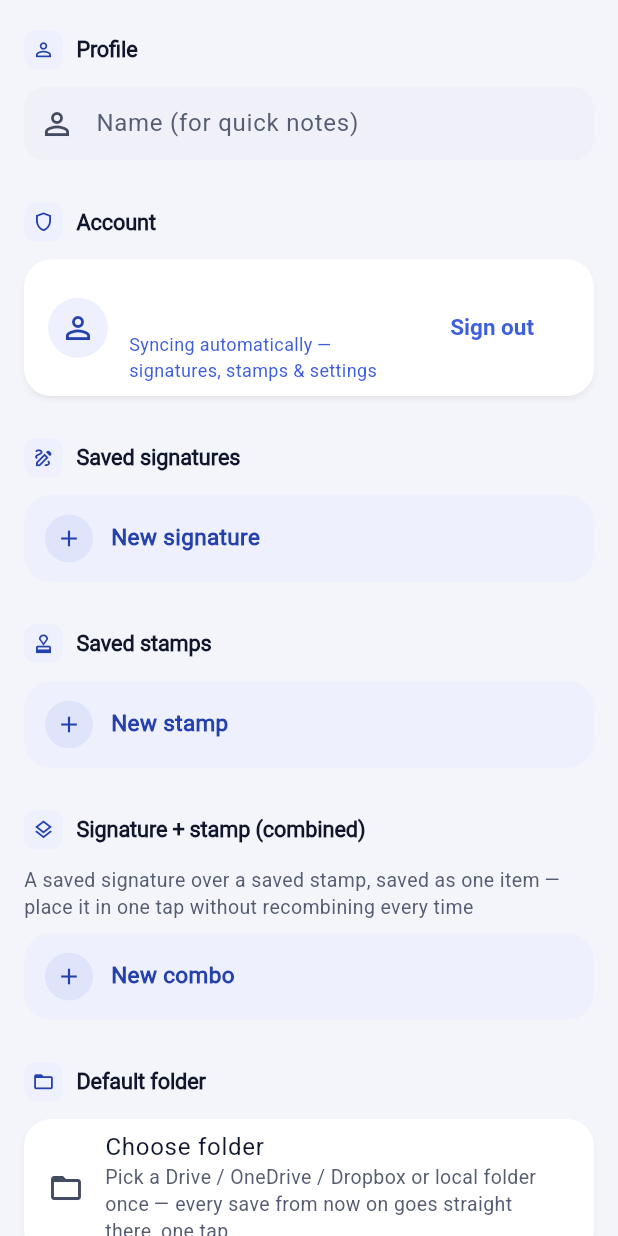
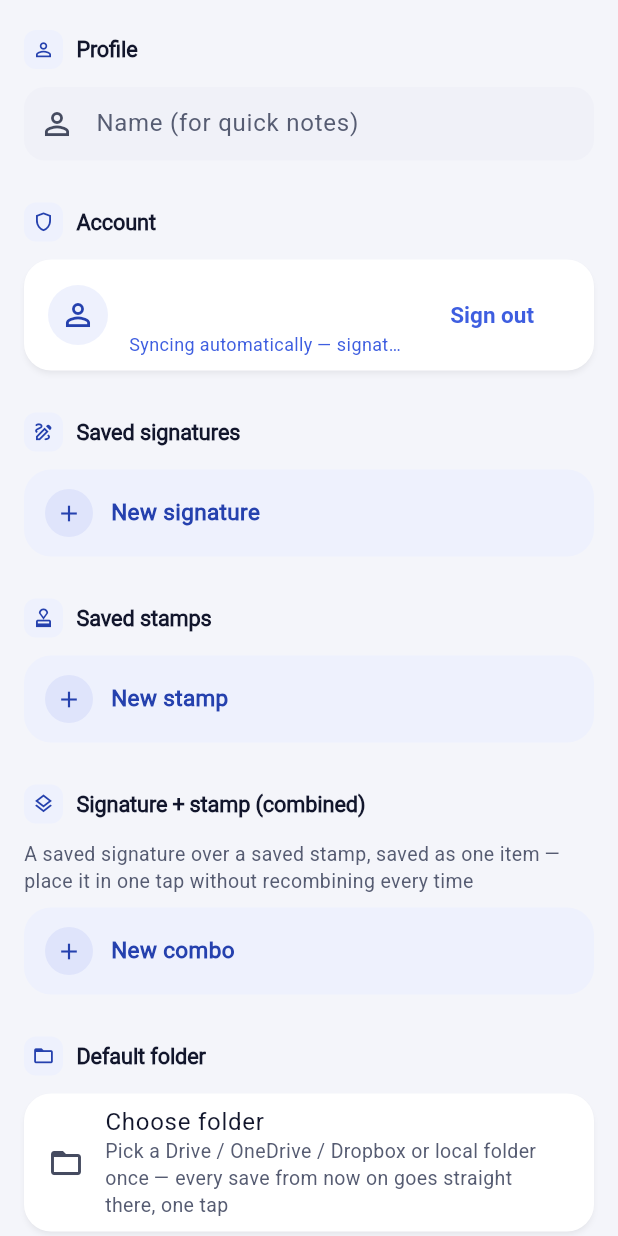
Before and after one commit to rotem-ya/quick-sign, a Flutter app: the SettingsScreen screen opened directly, on a phone screen of 412 x 824 dp. Run offline on Flutter 3.47's test engine with Material 3 defaults, Android fonts, the phone set to English and light mode, and no system bars; our stand-ins replace cloud_firestore, file_picker, firebase_auth, firebase_core, firebase_storage, google_mobile_ads and 8 more; missing offline and left inert: dart:js_interop, pdfx, receive_sharing_intent, syncfusion_flutter_pdf; accounts and stored records are empty.

Commit message:
Fix signed-in email breaking mid-word instead of truncating
The account row (avatar + name/email/sync-status + sign-out button)
left too little width for the email when squeezed, and an email has
no spaces to wrap at — Flutter's default line breaking split it at
arbitrary characters ("rot473" / "5@gm" / "ail.com"). Name, email,
and sync-status text now truncate with an ellipsis instead.

Co-Authored-By: Claude Sonnet 5 <noreply@anthropic.com>
Claude-Session: https://claude.ai/code/session_01DJxuW2CZgKB7M2Hcgi2VTk

```diff
--- a/lib/screens/settings_screen.dart
+++ b/lib/screens/settings_screen.dart
@@ -433,14 +433,29 @@ class _SettingsScreenState extends State<SettingsScreen> {
                 ? const Icon(Icons.person_outline)
                 : null,
           ),
-          title: Text(user.displayName ?? user.email ?? s['account']),
+          title: Text(
+            user.displayName ?? user.email ?? s['account'],
+            maxLines: 1,
+            overflow: TextOverflow.ellipsis,
+          ),
           subtitle: Column(
             mainAxisSize: MainAxisSize.min,
             crossAxisAlignment: CrossAxisAlignment.start,
             children: [
-              if (user.email != null) Text(user.email!),
+              if (user.email != null)
+                Text(
+                  user.email!,
+                  maxLines: 1,
+                  overflow: TextOverflow.ellipsis,
+                  // The email has no spaces to wrap at, so a squeezed row
+                  // (avatar + sign-out button both take space) used to
+                  // break it mid-word instead of truncating cleanly.
+                  textDirection: TextDirection.ltr,
+                ),
               Text(
                 s['cloudSyncActive'],
+                maxLines: 1,
+                overflow: TextOverflow.ellipsis,
                 style: TextStyle(fontSize: 12, color: scheme.primary),
               ),
             ],
```
